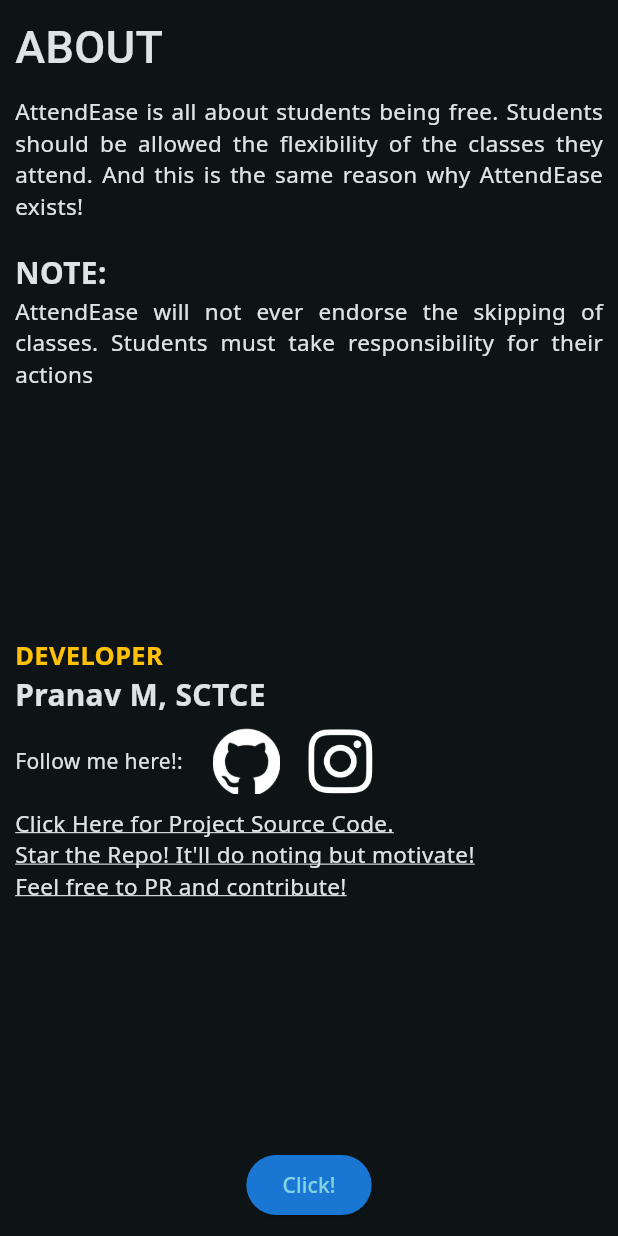
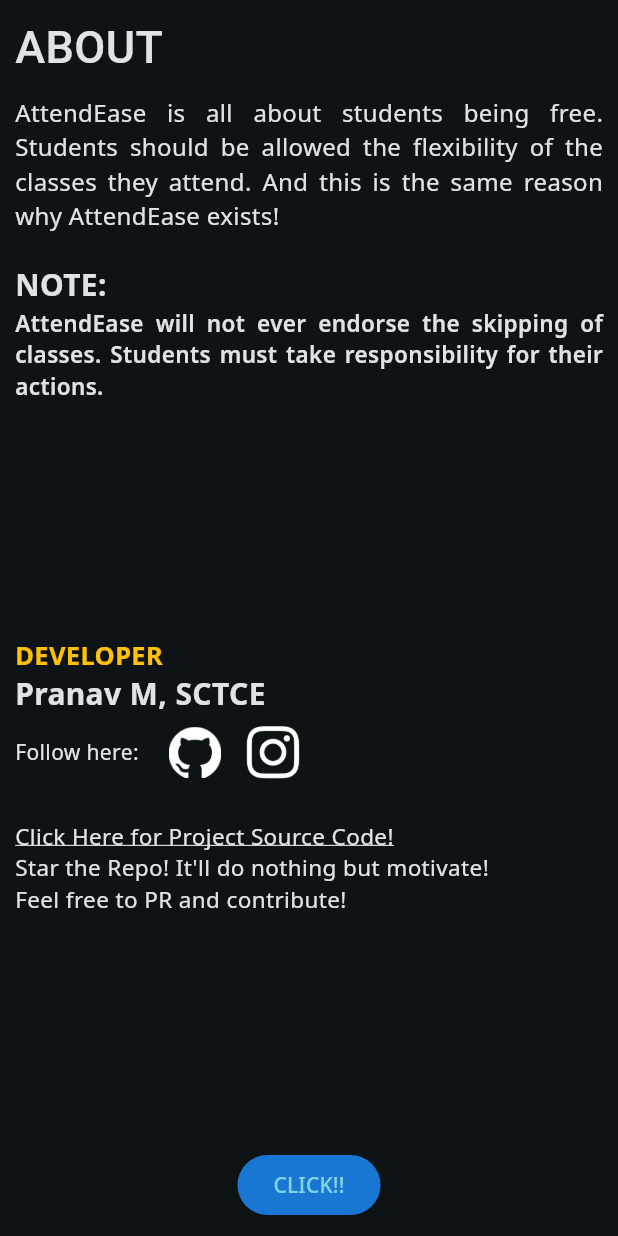
Before and after one commit to trulyPranav/AttendEase, a Flutter app: the About screen opened directly, on a phone screen of 412 x 824 dp. Run offline on Flutter 3.47's test engine with Material 3 defaults, Android fonts, the phone set to English and light mode, and no system bars; our stand-ins replace animated_text_kit, clay_containers, flex_color_scheme, google_fonts, page_transition, percent_indicator and 1 more; accounts and stored records are empty.

Commit message:
v2; bugs fixed

```diff
--- a/lib/screens/about.dart
+++ b/lib/screens/about.dart
@@ -29,10 +29,10 @@ class _SettingsState extends State<About> {
                     fontSize: 30, fontWeight: FontWeight.w500, fontFamily: GoogleFonts.averiaLibre().fontFamily),
                   ),
                   const SizedBox(height: 10,),
-                  const Text('AttendEase is all about students being free. Students should be allowed the flexibility of the classes they attend. And this is the same reason why AttendEase exists!', style: TextStyle(fontSize: 15),textAlign: TextAlign.justify,),
+                  const Text('AttendEase is all about students being free. Students should be allowed the flexibility of the classes they attend. And this is the same reason why AttendEase exists!', style: TextStyle(fontSize: 16),textAlign: TextAlign.justify,),
                   const SizedBox(height: 20,),
                   const Text('NOTE:', style: TextStyle(fontWeight: FontWeight.bold, fontSize: 20),),
-                  const Text('AttendEase will not ever endorse the skipping of classes. Students must take responsibility for their actions', style: TextStyle(fontSize: 15),textAlign: TextAlign.justify,),
+                  const Text('AttendEase will not ever endorse the skipping of classes. Students must take responsibility for their actions.', style: TextStyle(fontSize: 15, fontWeight: FontWeight.w600),textAlign: TextAlign.justify,),
                 ],
               ),
                Column(
@@ -42,14 +42,14 @@ class _SettingsState extends State<About> {
                   const Text('Pranav M, SCTCE', style: TextStyle(fontWeight: FontWeight.bold, fontSize: 20),),
                   Row(
                     children: [
-                      const Text('Follow me here!:'),
+                      const Text('Follow here:'),
                       const SizedBox(width: 20,),
                       GestureDetector(
                         onTap: () async{
                           final Uri url = Uri.parse("https://github.com/trulyPranav");
                           await launchUrl(url);
                         },
-                        child: const ImageIcon(AssetImage('assets/github.png'), size: 45, ),
+                        child: const ImageIcon(AssetImage('assets/github.png'), size: 35, ),
                       ),
                       const SizedBox(width: 10,),
                       GestureDetector(
@@ -57,17 +57,19 @@ class _SettingsState extends State<About> {
                           final Uri url = Uri.parse("https://instagram.com/pranav072_");
                           await launchUrl(url);
                         },
-                        child: const ImageIcon(AssetImage('assets/insta.png'), size: 60, ),
+                        child: const ImageIcon(AssetImage('assets/insta.png'), size: 49, ),
                       )
                     ],
                   ),
+                  const SizedBox(height: 20,),
                   GestureDetector(
                     onTap: () async{
                       final Uri url = Uri.parse("https://github.com/trulyPranav/AttendEase");
                       await launchUrl(url);
                     },
-                    child: const Text('Click Here for Project Source Code.\nStar the Repo! It\'ll do noting but motivate!\nFeel free to PR and contribute!', style: TextStyle(fontSize: 15,decoration: TextDecoration.underline),),
+                    child: const Text('Click Here for Project Source Code!', style: TextStyle(fontSize: 15,decoration: TextDecoration.underline),),
                   ),
+                  const Text('Star the Repo! It\'ll do nothing but motivate!\nFeel free to PR and contribute!', style: TextStyle(fontSize: 15,),),
                 ],
               ),
               Center(
@@ -77,7 +79,7 @@ class _SettingsState extends State<About> {
                   backgroundColor: Colors.blue.shade700
                 ),
                 onPressed: (){okbie(context);},
-                child: const Text('Click!')),
+                child: const Text('CLICK!!')),
               )
             ],
           ),
@@ -91,16 +93,16 @@ class _SettingsState extends State<About> {
     }, child: const Text('Go Back', style: TextStyle(fontWeight: FontWeight.bold)));
 
     Widget yesDone = ElevatedButton(onPressed: () async{
-      final Uri url = Uri.parse("upi://pay?pa=pranavm265@okaxis&pn=Pranav M&aid=uGICAgMCyyNLGQw");
+      final Uri url = Uri.parse("https://www.instagram.com/tinkerhub_sctce/");
       await launchUrl(url);
     }, child: const Text('Sure! Let\'s Go!', style: TextStyle(fontWeight: FontWeight.bold)));
 
     AlertDialog allIsWell = AlertDialog(
     actionsAlignment: MainAxisAlignment.center,
     shape: RoundedRectangleBorder(borderRadius: BorderRadius.circular(10)),
-    title: const Center(child: Text("Buy me a Coffee :)",style: TextStyle(fontWeight: FontWeight.bold),)),
+    title: const Center(child: Text("Follow TinkerHub Instagram :)",style: TextStyle(fontWeight: FontWeight.bold),)),
     backgroundColor: Theme.of(context).scaffoldBackgroundColor,
-    content: const Text("A huge amount of time and resources is invested in building these projects; Supporting will help to develop further versions of the application with even more features along with support for IOS :)"),
+    content: const Text("TinkerHub is a non-profit community for coding enthusiasts, helping individuals leverage their skills, making them diverse and up-to-date.\nFollow us, and support for more such projects",),
     actions: [
       getOut,
       SizedBox(width:  MediaQuery.of(context).size.width / 18,),
--- a/lib/screens/loginpage.dart
+++ b/lib/screens/loginpage.dart
@@ -188,7 +188,7 @@ class _LoginScreenState extends State<LoginScreen> {
       await prefs.setString('password',password!);
       Map<String, dynamic> responseData = jsonDecode(response.body);
       await prefs.setString('responseData', jsonEncode(responseData));
-      Navigator.push(
+      Navigator.pushReplacement(
         context,
         MaterialPageRoute(builder: (context) => Home(name: username.toString())));
 
--- a/pubspec.yaml
+++ b/pubspec.yaml
@@ -16,7 +16,7 @@ publish_to: 'none' # Remove this line if you wish to publish to pub.dev
 # https://developer.apple.com/library/archive/documentation/General/Reference/InfoPlistKeyReference/Articles/CoreFoundationKeys.html
 # In Windows, build-name is used as the major, minor, and patch parts
 # of the product and file versions while build-number is used as the build suffix.
-version: 1.0.0+1
+version: 1.1.0+1
 
 environment:
   sdk: '>=3.3.1 <4.0.0'
```
Also changed, not shown: lib/screens/home.dart (+3 -14 lines).
